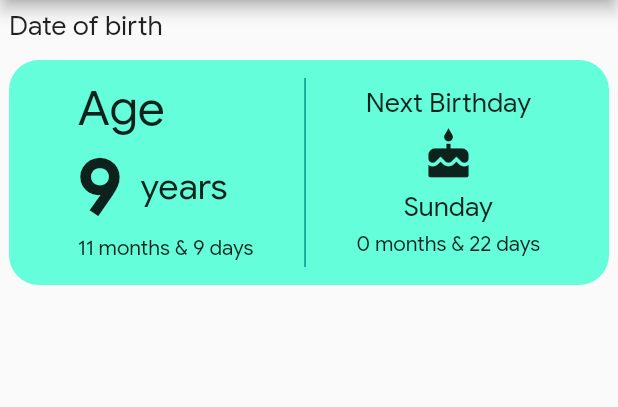
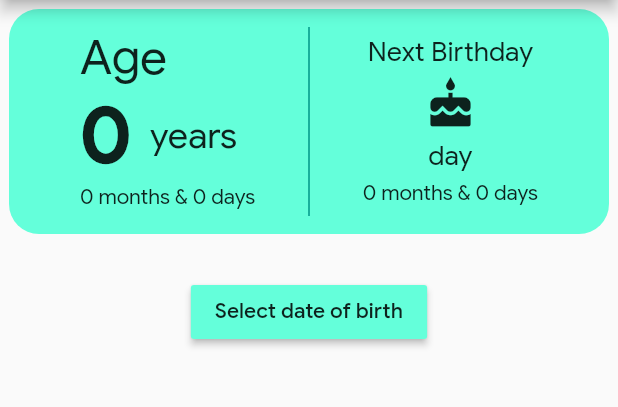
Before and after one commit to reshadmrrr/age_calculator, a Flutter app: the screen it shows after launch, on a phone screen of 412 x 824 dp, the part 84-491 px from its top. Run offline on Flutter 3.47's test engine with Material 2 defaults, Android fonts, the phone set to English and light mode, and no system bars.

Commit message:
added left month, days & upcoming weekdays, months, days

```diff
--- a/lib/main-page.dart
+++ b/lib/main-page.dart
@@ -1,4 +1,5 @@
 import 'package:flutter/material.dart';
+import 'package:intl/intl.dart';
 
 class MainPage extends StatefulWidget {
   @override
@@ -6,6 +7,68 @@ class MainPage extends StatefulWidget {
 }
 
 class _MainPageState extends State<MainPage> {
+  DateTime time = DateTime.now();
+  String dob = "";
+  int ageYears = 0;
+  int ageMonths = 0;
+  int ageDays = 0;
+  int nextBirthdayMonth = 0;
+  int nextBirthdayDate = 0;
+  static List<String> weekDay = [
+    "day",
+    "Monday",
+    "Tuesday",
+    "Wednesday",
+    "Thursday",
+    "Friday",
+    "Saturday",
+    "Sunday",
+  ];
+  String nextBirthdayWeekday = weekDay[0];
+
+  void getDOB(DateTime value) {
+    // print(DateFormat('dd-MM-yyyy').format(value));
+    // print(value);
+    setState(() {
+      time = value;
+      dob = DateFormat('dd MMMM, yyyy').format(time);
+      DateTime datetimenow = DateTime.now();
+      // int ageinDays = datetimenow.difference(time).inDays;
+      // print(ageinDays);
+      // ageYears = (ageinDays / 365).floor();
+      ageYears = datetimenow.year - time.year;
+      ageMonths = datetimenow.month - time.month;
+      if (ageMonths < 0) {
+        ageMonths += 12;
+        ageYears--;
+      }
+      ageDays = datetimenow.day - value.day;
+      DateTime upcomingBirthday = time.month < datetimenow.month
+          ? DateTime(datetimenow.year + 1, time.month, time.day)
+          : DateTime(datetimenow.year, time.month, time.day);
+      print(upcomingBirthday);
+      // int diff = upcomingBirthday.difference(time).inDays;
+      // print(diff);
+      nextBirthdayMonth = upcomingBirthday.month - datetimenow.month;
+
+      if (nextBirthdayMonth < 0) nextBirthdayMonth += 12;
+      // nextBirthdayMonth = (diff / 3600).floor();
+      nextBirthdayDate = (upcomingBirthday.day - datetimenow.day) + 1;
+      // nextBirthdayDate = diff % 30;
+      if (nextBirthdayDate < 0) {
+        nextBirthdayDate += 30;
+        nextBirthdayMonth--;
+      }
+      print(upcomingBirthday.weekday);
+
+      nextBirthdayWeekday = weekDay[upcomingBirthday.weekday];
+
+      // print(nextBirthdayMonth);
+      // ageMonths = (ageMonths / 30) as int;
+      // ageYears = (ageYears / 365) as int;
+    });
+  }
+
   @override
   Widget build(BuildContext context) {
     return Scaffold(
@@ -17,35 +80,6 @@ class _MainPageState extends State<MainPage> {
         padding: const EdgeInsets.all(6.0),
         child: Column(
           children: <Widget>[
-            Padding(
-              padding: const EdgeInsets.only(bottom: 12.0),
-              child: Row(
-                mainAxisAlignment: MainAxisAlignment.spaceBetween,
-                children: <Widget>[
-                  Text(
-                    "Date of birth",
-                    style:
-                        TextStyle(fontSize: 18.0, fontStyle: FontStyle.normal),
-                  ),
-                ],
-              ),
-            ),
-            // Padding(
-            //   padding: const EdgeInsets.only(bottom: 12.0),
-            //   child: Row(
-            //     mainAxisAlignment: MainAxisAlignment.spaceBetween,
-            //     children: <Widget>[
-            //       Text(
-            //         "Date of birth",
-            //         style: TextStyle(fontSize: 18.0),
-            //       ),
-            //       Text(
-            //         "Calender",
-            //         style: TextStyle(fontSize: 18.0),
-            //       ),
-            //     ],
-            //   ),
-            // ),
             Container(
               height: 150.0,
               padding: EdgeInsets.all(12.0),
@@ -67,7 +101,7 @@ class _MainPageState extends State<MainPage> {
                         crossAxisAlignment: CrossAxisAlignment.center,
                         children: <Widget>[
                           Text(
-                            "9 ",
+                            "$ageYears ",
                             style: TextStyle(
                                 fontSize: 52.0, fontWeight: FontWeight.bold),
                           ),
@@ -78,7 +112,7 @@ class _MainPageState extends State<MainPage> {
                         ],
                       ),
                       Text(
-                        "11 months & 9 days",
+                        "$ageMonths months & $ageDays days",
                       ),
                     ],
                   ),
@@ -99,14 +133,32 @@ class _MainPageState extends State<MainPage> {
                         size: 36.0,
                       ),
                       Text(
-                        "Sunday",
+                        "$nextBirthdayWeekday",
                         style: TextStyle(fontSize: 18.0),
                       ),
-                      Text("0 months & 22 days"),
+                      Text(
+                          "$nextBirthdayMonth months & $nextBirthdayDate days"),
                     ],
                   )
                 ],
               ),
+            ),
+            Text(
+              "$dob",
+              style: TextStyle(fontSize: 22.0, color: Colors.teal),
+            ),
+            RaisedButton(
+              child: Text("Select date of birth"),
+              color: Colors.tealAccent,
+              onPressed: () => showDatePicker(
+                context: context,
+                initialDate: DateTime.now(),
+                firstDate: DateTime(1900),
+                lastDate: DateTime(2050),
+                cancelText: "Go Back",
+                confirmText: "Okay",
+                helpText: "SELECT YOUR BIRTHDATE",
+              ).then((value) => getDOB(value)),
             ),
           ],
         ),
--- a/pubspec.yaml
+++ b/pubspec.yaml
@@ -27,6 +27,7 @@ dependencies:
   # The following adds the Cupertino Icons font to your application.
   # Use with the CupertinoIcons class for iOS style icons.
   cupertino_icons: ^0.1.3
+  intl: ^0.16.1
 
 dev_dependencies:
   flutter_test:
```
Also changed, not shown: pubspec.lock.
